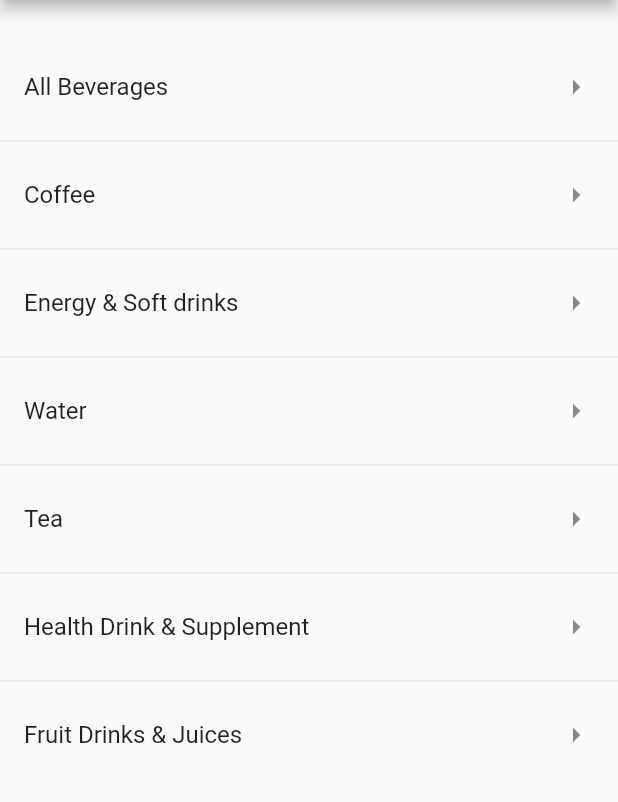
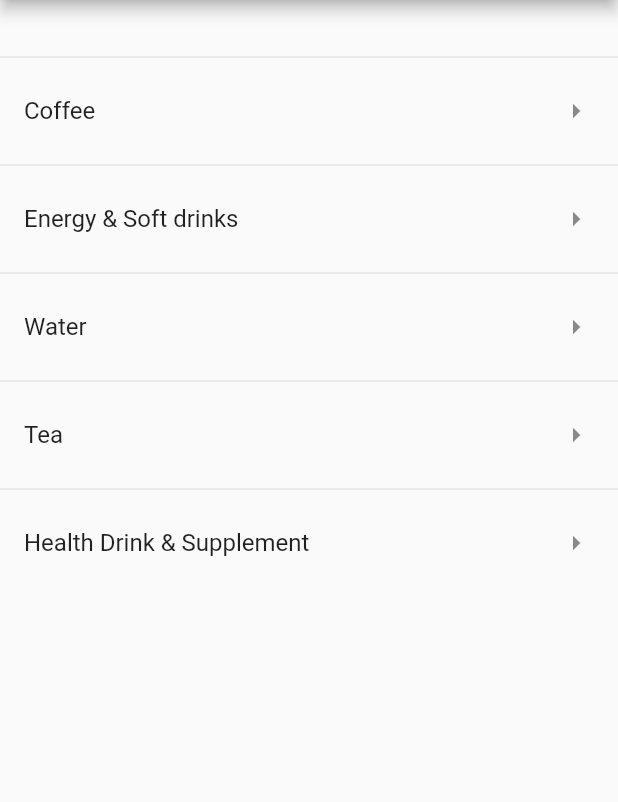
Before and after one commit to swaadheenta/ecommerce_app, a Flutter app: the health screen opened directly, on a phone screen of 412 x 824 dp, the part 84-886 px from its top. Run offline on Flutter 3.47's test engine with Material 2 defaults, Android fonts, the phone set to English and light mode, and no system bars; our stand-ins replace cloud_firestore, firebase_core, firebase_storage, image_picker; accounts and stored records are empty.

Commit message:
Health drinks & Beverges completed !!

```diff
--- a/lib/Admin/Health/Health.dart
+++ b/lib/Admin/Health/Health.dart
@@ -26,14 +26,6 @@ class health extends StatelessWidget {
         padding: EdgeInsets.only(top: 30),
         child: ListView(
           children: <Widget>[
-            ListTile(
-              title: Text("All Beverages"),
-              trailing: Icon(Icons.arrow_right),
-              onTap: () {
-                Navigator.push(
-                    context, MaterialPageRoute(builder: (context) => fv()));
-              },
-            ),
             Divider(),
             ListTile(
               title: Text("Coffee"),
@@ -79,15 +71,7 @@ class health extends StatelessWidget {
                     context, MaterialPageRoute(builder: (context) => healthdrinks()));
               },
             ),
-            Divider(),
-            ListTile(
-              title: Text("Fruit Drinks & Juices"),
-              trailing: Icon(Icons.arrow_right),
-              onTap: () {
-                Navigator.push(
-                    context, MaterialPageRoute(builder: (context) => fruitjuices()));
-              },
-            ),
+
           ],
         ),
       ),
--- a/lib/Admin/Health/Tea.dart
+++ b/lib/Admin/Health/Tea.dart
@@ -60,7 +60,7 @@ class _teaState extends State<tea> {
                       isExpanded: true,
                       iconSize: 30.0,
                       style: TextStyle(color: Colors.blue),
-                      items: ['Leaf & Dust Tea', 'Green Tea','Exotic & Flavoured Tea','Tea Bags'].map(
+                      items: ['Leaf & Dust Tea', 'Green Tea','Exotic & Flavoured Tea'].map(
                         (val) {
                           return DropdownMenuItem<String>(
                             value: val,
--- a/lib/Admin/Health/water.dart
+++ b/lib/Admin/Health/water.dart
@@ -60,7 +60,7 @@ class _waterState extends State<water> {
                       isExpanded: true,
                       iconSize: 30.0,
                       style: TextStyle(color: Colors.blue),
-                      items: ['Packaged Water', 'Spring Water','Flavoured Water'].map(
+                      items: ['Packaged Water', 'Spring Water',].map(
                         (val) {
                           return DropdownMenuItem<String>(
                             value: val,
```
